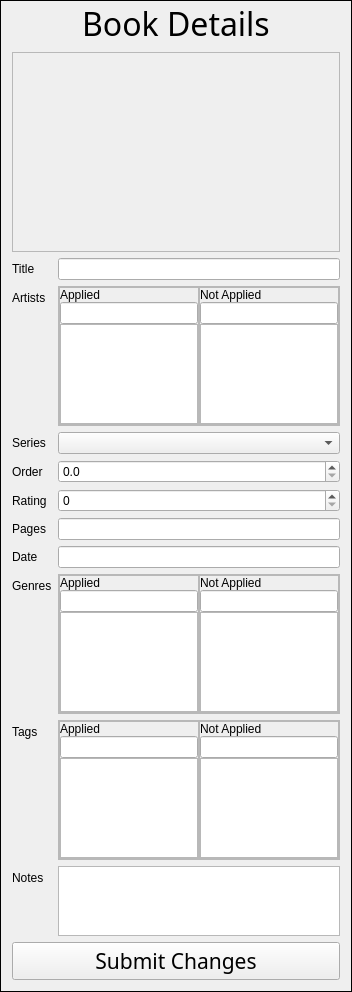
Qt form ui/details_frame.ui (rexosorous/manga-viewer) before a commit.
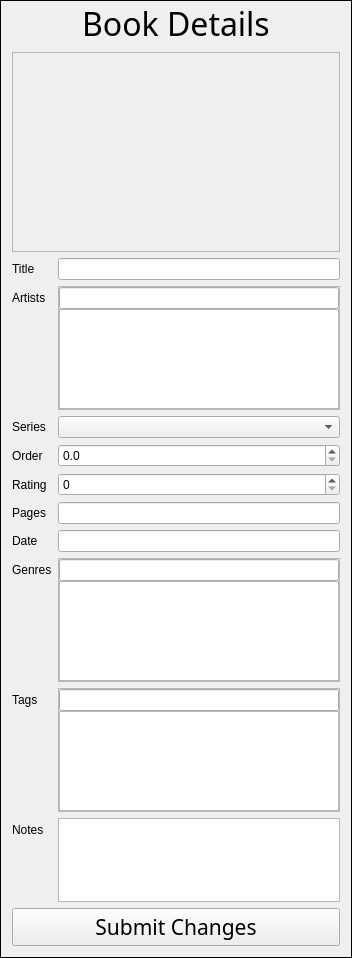
The same form after that commit. Icons and pictures are not drawn.

Commit message: converted details_panel's metadata fields to match search_panel's

What changed in the file:
```diff
--- a/ui/details_frame.ui
+++ b/ui/details_frame.ui
@@ -126,149 +126,6 @@
      </property>
     </widget>
    </item>
-   <item row="4" column="1">
-    <widget class="QFrame" name="frame_7">
-     <property name="frameShape">
-      <enum>QFrame::StyledPanel</enum>
-     </property>
-     <property name="frameShadow">
-      <enum>QFrame::Raised</enum>
-     </property>
-     <layout class="QHBoxLayout" name="horizontalLayout_2">
-      <property name="spacing">
-       <number>0</number>
-      </property>
-      <property name="leftMargin">
-       <number>0</number>
-      </property>
-      <property name="topMargin">
-       <number>0</number>
-      </property>
-      <property name="rightMargin">
-       <number>0</number>
-      </property>
-      <property name="bottomMargin">
-       <number>0</number>
-      </property>
-      <item>
-       <widget class="QFrame" name="frame_3">
-        <property name="frameShape">
-         <enum>QFrame::StyledPanel</enum>
-        </property>
-        <property name="frameShadow">
-         <enum>QFrame::Raised</enum>
-        </property>
-        <layout class="QVBoxLayout" name="verticalLayout_3">
-         <property name="spacing">
-          <number>0</number>
-         </property>
-         <property name="leftMargin">
-          <number>0</number>
-         </property>
-         <property name="topMargin">
-          <number>0</number>
-         </property>
-         <property name="rightMargin">
-          <number>0</number>
-         </property>
-         <property name="bottomMargin">
-          <number>0</number>
-         </property>
-         <item>
-          <widget class="QLabel" name="label_6">
-           <property name="text">
-            <string>Applied</string>
-           </property>
-          </widget>
-         </item>
-         <item>
-          <widget class="QLineEdit" name="artists_yes_text"/>
-         </item>
-         <item>
-          <widget class="QListWidget" name="artists_yes_list">
-           <property name="minimumSize">
-            <size>
-             <width>0</width>
-             <height>100</height>
-            </size>
-           </property>
-           <property name="maximumSize">
-            <size>
-             <width>16777215</width>
-             <height>100</height>
-            </size>
-           </property>
-          </widget>
-         </item>
-        </layout>
-       </widget>
-      </item>
-      <item>
-       <widget class="QFrame" name="frame_4">
-        <property name="frameShape">
-         <enum>QFrame::StyledPanel</enum>
-        </property>
-        <property name="frameShadow">
-         <enum>QFrame::Raised</enum>
-        </property>
-        <layout class="QVBoxLayout" name="verticalLayout_4">
-         <property name="spacing">
-          <number>0</number>
-         </property>
-         <property name="leftMargin">
-          <number>0</number>
-         </property>
-         <property name="topMargin">
-          <number>0</number>
-         </property>
-         <property name="rightMargin">
-          <number>0</number>
-         </property>
-         <property name="bottomMargin">
-          <number>0</number>
-         </property>
-         <item>
-          <widget class="QLabel" name="label_7">
-           <property name="text">
-            <string>Not Applied</string>
-           </property>
-          </widget>
-         </item>
-         <item>
-          <widget class="QLineEdit" name="artists_no_text"/>
-         </item>
-         <item>
-          <widget class="QListWidget" name="artists_no_list">
-           <property name="minimumSize">
-            <size>
-             <width>0</width>
-             <height>100</height>
-            </size>
-           </property>
-           <property name="maximumSize">
-            <size>
-             <width>16777215</width>
-             <height>100</height>
-            </size>
-           </property>
-           <property name="sortingEnabled">
-            <bool>true</bool>
-           </property>
-          </widget>
-         </item>
-        </layout>
-       </widget>
-      </item>
-     </layout>
-    </widget>
-   </item>
-   <item row="6" column="0">
-    <widget class="QLabel" name="label_11">
-     <property name="text">
-      <string>Series</string>
-     </property>
-    </widget>
-   </item>
    <item row="6" column="1">
     <widget class="QComboBox" name="series_dropdown"/>
    </item>
@@ -335,302 +192,24 @@
      </property>
     </widget>
    </item>
-   <item row="11" column="1">
-    <widget class="QFrame" name="frame_11">
-     <property name="frameShape">
-      <enum>QFrame::StyledPanel</enum>
-     </property>
-     <property name="frameShadow">
-      <enum>QFrame::Raised</enum>
-     </property>
-     <layout class="QHBoxLayout" name="horizontalLayout">
-      <property name="spacing">
-       <number>0</number>
-      </property>
-      <property name="leftMargin">
-       <number>0</number>
-      </property>
-      <property name="topMargin">
-       <number>0</number>
-      </property>
-      <property name="rightMargin">
-       <number>0</number>
-      </property>
-      <property name="bottomMargin">
-       <number>0</number>
-      </property>
-      <item>
-       <widget class="QFrame" name="frame_2">
-        <property name="frameShape">
-         <enum>QFrame::StyledPanel</enum>
-        </property>
-        <property name="frameShadow">
-         <enum>QFrame::Raised</enum>
-        </property>
-        <layout class="QVBoxLayout" name="verticalLayout_2">
-         <property name="spacing">
-          <number>0</number>
-         </property>
-         <property name="leftMargin">
-          <number>0</number>
-         </property>
-         <property name="topMargin">
-          <number>0</number>
-         </property>
-         <property name="rightMargin">
-          <number>0</number>
-         </property>
-         <property name="bottomMargin">
-          <number>0</number>
-         </property>
-         <item>
-          <widget class="QLabel" name="label_4">
-           <property name="text">
-            <string>Applied</string>
-           </property>
-          </widget>
-         </item>
-         <item>
-          <widget class="QLineEdit" name="genres_yes_text"/>
-         </item>
-         <item>
-          <widget class="QListWidget" name="genres_yes_list">
-           <property name="minimumSize">
-            <size>
-             <width>0</width>
-             <height>100</height>
-            </size>
-           </property>
-           <property name="maximumSize">
-            <size>
-             <width>16777215</width>
-             <height>100</height>
-            </size>
-           </property>
-           <property name="sortingEnabled">
-            <bool>true</bool>
-           </property>
-          </widget>
-         </item>
-        </layout>
-       </widget>
-      </item>
-      <item>
-       <widget class="QFrame" name="frame">
-        <property name="frameShape">
-         <enum>QFrame::StyledPanel</enum>
-        </property>
-        <property name="frameShadow">
-         <enum>QFrame::Raised</enum>
-        </property>
-        <layout class="QVBoxLayout" name="verticalLayout">
-         <property name="spacing">
-          <number>0</number>
-         </property>
-         <property name="leftMargin">
-          <number>0</number>
-         </property>
-         <property name="topMargin">
-          <number>0</number>
-         </property>
-         <property name="rightMargin">
-          <number>0</number>
-         </property>
-         <property name="bottomMargin">
-          <number>0</number>
-         </property>
-         <item>
-          <widget class="QLabel" name="label_5">
-           <property name="text">
-            <string>Not Applied</string>
-           </property>
-          </widget>
-         </item>
-         <item>
-          <widget class="QLineEdit" name="genres_no_text"/>
-         </item>
-         <item>
-          <widget class="QListWidget" name="genres_no_list">
-           <property name="minimumSize">
-            <size>
-             <width>0</width>
-             <height>100</height>
-            </size>
-           </property>
-           <property name="maximumSize">
-            <size>
-             <width>16777215</width>
-             <height>100</height>
-            </size>
-           </property>
-           <property name="sortingEnabled">
-            <bool>true</bool>
-           </property>
-          </widget>
-         </item>
-        </layout>
-       </widget>
-      </item>
-     </layout>
-    </widget>
-   </item>
-   <item row="12" column="0">
+   <item row="13" column="0">
     <widget class="QLabel" name="label_14">
      <property name="text">
       <string>Tags</string>
      </property>
     </widget>
    </item>
-   <item row="12" column="1">
-    <widget class="QFrame" name="frame_8">
-     <property name="frameShape">
-      <enum>QFrame::StyledPanel</enum>
-     </property>
-     <property name="frameShadow">
-      <enum>QFrame::Raised</enum>
-     </property>
-     <layout class="QHBoxLayout" name="horizontalLayout_3">
-      <property name="spacing">
-       <number>0</number>
-      </property>
-      <property name="leftMargin">
-       <number>0</number>
-      </property>
-      <property name="topMargin">
-       <number>0</number>
-      </property>
-      <property name="rightMargin">
-       <number>0</number>
-      </property>
-      <property name="bottomMargin">
-       <number>0</number>
-      </property>
-      <item>
-       <widget class="QFrame" name="frame_6">
-        <property name="frameShape">
-         <enum>QFrame::StyledPanel</enum>
-        </property>
-        <property name="frameShadow">
-         <enum>QFrame::Raised</enum>
-        </property>
-        <layout class="QVBoxLayout" name="verticalLayout_6">
-         <property name="spacing">
-          <number>0</number>
-         </property>
-         <property name="leftMargin">
-          <number>0</number>
-         </property>
-         <property name="topMargin">
-          <number>0</number>
-         </property>
-         <property name="rightMargin">
-          <number>0</number>
-         </property>
-         <property name="bottomMargin">
-          <number>0</number>
-         </property>
-         <item>
-          <widget class="QLabel" name="label_16">
-           <property name="text">
-            <string>Applied</string>
-           </property>
-          </widget>
-         </item>
-         <item>
-          <widget class="QLineEdit" name="tags_yes_text"/>
-         </item>
-         <item>
-          <widget class="QListWidget" name="tags_yes_list">
-           <property name="minimumSize">
-            <size>
-             <width>0</width>
-             <height>100</height>
-            </size>
-           </property>
-           <property name="maximumSize">
-            <size>
-             <width>16777215</width>
-             <height>100</height>
-            </size>
-           </property>
-           <property name="sortingEnabled">
-            <bool>true</bool>
-           </property>
-          </widget>
-         </item>
-        </layout>
-       </widget>
-      </item>
-      <item>
-       <widget class="QFrame" name="frame_5">
-        <property name="frameShape">
-         <enum>QFrame::StyledPanel</enum>
-        </property>
-        <property name="frameShadow">
-         <enum>QFrame::Raised</enum>
-        </property>
-        <layout class="QVBoxLayout" name="verticalLayout_5">
-         <property name="spacing">
-          <number>0</number>
-         </property>
-         <property name="leftMargin">
-          <number>0</number>
-         </property>
-         <property name="topMargin">
-          <number>0</number>
-         </property>
-         <property name="rightMargin">
-          <number>0</number>
-         </property>
-         <property name="bottomMargin">
-          <number>0</number>
-         </property>
-         <item>
-          <widget class="QLabel" name="label_15">
-           <property name="text">
-            <string>Not Applied</string>
-           </property>
-          </widget>
-         </item>
-         <item>
-          <widget class="QLineEdit" name="tags_no_text"/>
-         </item>
-         <item>
-          <widget class="QListWidget" name="tags_no_list">
-           <property name="minimumSize">
-            <size>
-             <width>0</width>
-             <height>100</height>
-            </size>
-           </property>
-           <property name="maximumSize">
-            <size>
-             <width>16777215</width>
-             <height>100</height>
-            </size>
-           </property>
-           <property name="sortingEnabled">
-            <bool>true</bool>
-           </property>
-          </widget>
-         </item>
-        </layout>
-       </widget>
-      </item>
-     </layout>
-    </widget>
-   </item>
-   <item row="13" column="0">
+   <item row="14" column="0">
     <widget class="QLabel" name="label">
      <property name="text">
       <string>Notes</string>
      </property>
     </widget>
    </item>
-   <item row="13" column="1">
+   <item row="14" column="1">
     <widget class="QTextEdit" name="notes_text"/>
    </item>
-   <item row="14" column="0" colspan="2">
+   <item row="15" column="0" colspan="2">
     <widget class="QPushButton" name="submit_button">
      <property name="font">
       <font>
@@ -643,6 +222,160 @@
      </property>
     </widget>
    </item>
+   <item row="4" column="1">
+    <widget class="QFrame" name="frame_3">
+     <property name="frameShape">
+      <enum>QFrame::StyledPanel</enum>
+     </property>
+     <property name="frameShadow">
+      <enum>QFrame::Raised</enum>
+     </property>
+     <layout class="QVBoxLayout" name="verticalLayout_3">
+      <property name="spacing">
+       <number>0</number>
+      </property>
+      <property name="leftMargin">
+       <number>0</number>
+      </property>
+      <property name="topMargin">
+       <number>0</number>
+      </property>
+      <property name="rightMargin">
+       <number>0</number>
+      </property>
+      <property name="bottomMargin">
+       <number>0</number>
+      </property>
+      <item>
+       <widget class="QLineEdit" name="artists_text"/>
+      </item>
+      <item>
+       <widget class="QListWidget" name="artists_list">
+        <property name="minimumSize">
+         <size>
+          <width>0</width>
+          <height>100</height>
+         </size>
+        </property>
+        <property name="maximumSize">
+         <size>
+          <width>16777215</width>
+          <height>100</height>
+         </size>
+        </property>
+        <property name="sortingEnabled">
+         <bool>false</bool>
+        </property>
+       </widget>
+      </item>
+     </layout>
+    </widget>
+   </item>
+   <item row="11" column="1">
+    <widget class="QFrame" name="frame_2">
+     <property name="frameShape">
+      <enum>QFrame::StyledPanel</enum>
+     </property>
+     <property name="frameShadow">
+      <enum>QFrame::Raised</enum>
+     </property>
+     <layout class="QVBoxLayout" name="verticalLayout_2">
+      <property name="spacing">
+       <number>0</number>
+      </property>
+      <property name="leftMargin">
+       <number>0</number>
+      </property>
+      <property name="topMargin">
+       <number>0</number>
+      </property>
+      <property name="rightMargin">
+       <number>0</number>
+      </property>
+      <property name="bottomMargin">
+       <number>0</number>
+      </property>
+      <item>
+       <widget class="QLineEdit" name="genres_text"/>
+      </item>
+      <item>
+       <widget class="QListWidget" name="genres_list">
+        <property name="minimumSize">
+         <size>
+          <width>0</width>
+          <height>100</height>
+         </size>
+        </property>
+        <property name="maximumSize">
+         <size>
+          <width>16777215</width>
+          <height>100</height>
+         </size>
+        </property>
+        <property name="sortingEnabled">
+         <bool>false</bool>
+        </property>
+       </widget>
+      </item>
+     </layout>
+    </widget>
+   </item>
+   <item row="13" column="1">
+    <widget class="QFrame" name="frame_6">
+     <property name="frameShape">
+      <enum>QFrame::StyledPanel</enum>
+     </property>
+     <property name="frameShadow">
+      <enum>QFrame::Raised</enum>
+     </property>
+     <layout class="QVBoxLayout" name="verticalLayout_6">
+      <property name="spacing">
+       <number>0</number>
+      </property>
+      <property name="leftMargin">
+       <number>0</number>
+      </property>
+      <property name="topMargin">
+       <number>0</number>
+      </property>
+      <property name="rightMargin">
+       <number>0</number>
+      </property>
+      <property name="bottomMargin">
+       <number>0</number>
+      </property>
+      <item>
+       <widget class="QLineEdit" name="tags_text"/>
+      </item>
+      <item>
+       <widget class="QListWidget" name="tags_list">
+        <property name="minimumSize">
+         <size>
+          <width>0</width>
+          <height>100</height>
+         </size>
+        </property>
+        <property name="maximumSize">
+         <size>
+          <width>16777215</width>
+          <height>100</height>
+         </size>
+        </property>
+        <property name="sortingEnabled">
+         <bool>false</bool>
+        </property>
+       </widget>
+      </item>
+     </layout>
+    </widget>
+   </item>
+   <item row="6" column="0">
+    <widget class="QLabel" name="label_11">
+     <property name="text">
+      <string>Series</string>
+     </property>
+    </widget>
+   </item>
   </layout>
  </widget>
  <resources/>
```
The commit also changes 5 other files.
